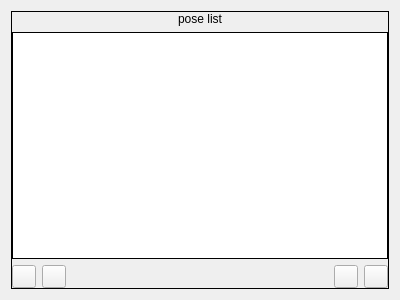
The window that src/ui/settings-dialog/PoseListView.ui (ashmanix/ashmanix-moveface-obs-plugin) describes before a commit, drawn with Qt 5.
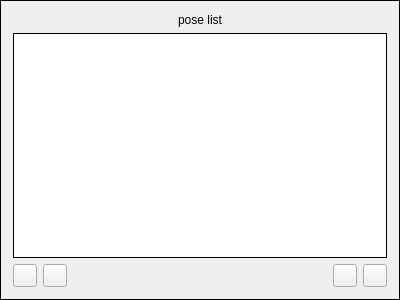
The same window after the commit.

Patch:
```diff
--- a/src/ui/settings-dialog/PoseListView.ui
+++ b/src/ui/settings-dialog/PoseListView.ui
@@ -14,6 +14,18 @@
    <string>Form</string>
   </property>
   <layout class="QVBoxLayout" name="verticalLayout">
+   <property name="leftMargin">
+    <number>0</number>
+   </property>
+   <property name="topMargin">
+    <number>0</number>
+   </property>
+   <property name="rightMargin">
+    <number>0</number>
+   </property>
+   <property name="bottomMargin">
+    <number>0</number>
+   </property>
    <item>
     <widget class="QFrame" name="poseListFrame">
      <property name="frameShape">
@@ -21,16 +33,16 @@
      </property>
      <layout class="QVBoxLayout" name="verticalLayout_6">
       <property name="leftMargin">
-       <number>0</number>
+       <number>12</number>
       </property>
       <property name="topMargin">
-       <number>0</number>
+       <number>12</number>
       </property>
       <property name="rightMargin">
-       <number>0</number>
+       <number>12</number>
       </property>
       <property name="bottomMargin">
-       <number>0</number>
+       <number>12</number>
       </property>
       <item>
        <widget class="QLabel" name="poseListLabel">
```
